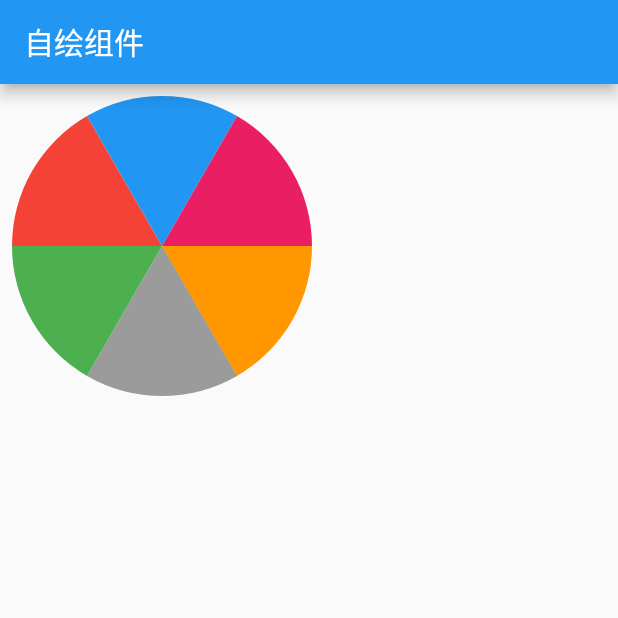
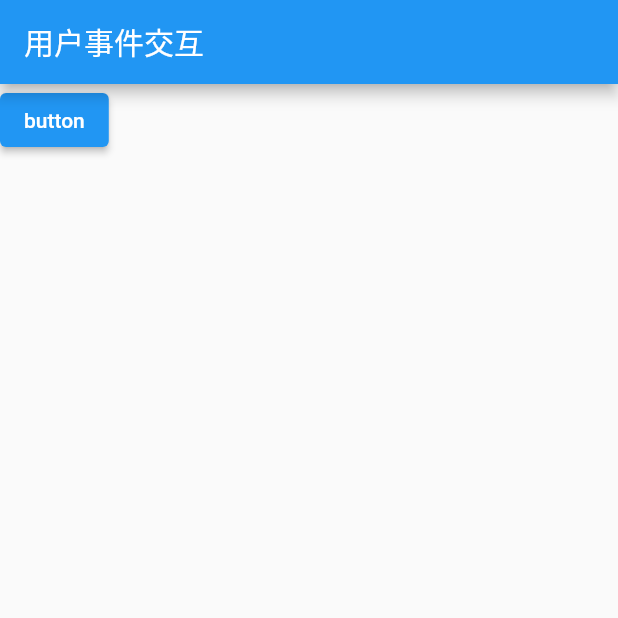
Before and after one commit to casdxz/FlutterStudy, a Flutter app: the screen it shows after launch, on a phone screen of 412 x 824 dp, the top half of it. Run offline on Flutter 3.47's test engine with Material 2 defaults, Android fonts, the light colour scheme and no system bars; our stand-ins replace flutter_custom_clippers, font_awesome_flutter.

Commit message:
feat: flutterStudy(用户事件交互)

```diff
--- a/flutter_course/lib/main.dart
+++ b/flutter_course/lib/main.dart
@@ -12,7 +12,8 @@ void main() {
         home:
         // LayoutPage(),
         // AppStorePage(),
-        PainterPage()
+        // PainterPage(),
+        EventPage()
       )
   );
 }
--- /dev/null
+++ b/flutter_course/lib/pages/event_page.dart
@@ -0,0 +1,125 @@
+
+import 'package:flutter/gestures.dart';
+import 'package:flutter/material.dart';
+
+class EventPage extends StatefulWidget {
+  const EventPage({Key? key}) : super(key: key);
+
+  @override
+  State<EventPage> createState() => _EventPageState();
+}
+
+class _EventPageState extends State<EventPage> {
+
+  double _top = 0.0;
+  double _left = 0.0;
+  @override
+  Widget build(BuildContext context) {
+    return Scaffold(
+      appBar: AppBar(
+        title: Text('用户事件交互'),
+      ),
+      // body: Listener(
+      //   child: Container(
+      //     color: Colors.red,
+      //     width: 300,
+      //     height: 300,
+      //   ),
+      //   onPointerDown: (event) => print('down $event'),
+      //   onPointerMove: (event) => print('moven $event'),
+      //   onPointerUp: (event) => print('up $event'),
+      // ),
+
+      // body: Stack(
+      //   children: [
+      //     Positioned(
+      //       top: _top,
+      //       left: _left,
+      //       child:GestureDetector(
+      //         onTap: () => print('Tap'),
+      //         onPanUpdate: (e) {
+      //           print(e.delta.dx);
+      //           // 拖动回调
+      //           setState(() {
+      //             _left += e.delta.dx;
+      //             _top += e.delta.dy;
+      //           });
+      //         },
+      //         child:Container(
+      //           color: Colors.red,
+      //             width: 100,
+      //             height: 100,
+      //         ),
+      //       ),
+      //     ),
+      //   ],
+      // ),
+      //
+      // body: GestureDetector(
+      //   onTap: () => print('Parent Tapped'),
+      //   child: Container(
+      //     color: Colors.blue,
+      //     child: Center(
+      //       child: GestureDetector(
+      //         onTap: () => print('Child Tapped'),
+      //         child: Container(
+      //           color: Colors.yellow,
+      //           width: 200,
+      //           height: 200,
+      //         ),
+      //       ),
+      //     ),
+      //   ),
+      // ),
+
+
+      // body: RawGestureDetector(
+      //   gestures: {
+      //     // 建立手势识别器和手势识别工厂类的映射关系
+      //     MultiTapGestureRecognizer : GestureRecognizerFactoryWithHandlers<MultiTapGestureRecognizer>(
+      //         () => MultiTapGestureRecognizer(),
+      //             (MultiTapGestureRecognizer instance) {
+      //               instance.onTap = () => print('Parent Tapped');
+      //         }
+      //     )
+      //   },
+      //   child: Container(
+      //     color: Colors.pink,
+      //     child: Center(
+      //       child: GestureDetector(
+      //         onTap: () {
+      //           print("child Tapped");
+      //         },
+      //         child: Container(
+      //           color: Colors.blue,
+      //           width: 200,
+      //           height: 200,
+      //         ),
+      //       ),
+      //     ),
+      //   ),
+      // ),
+
+    body: GestureDetector(
+      onDoubleTap: () {
+        print("onDoubleTap ");
+      },
+      child: Container(
+        child: ElevatedButton(
+          onPressed: () => print('button onPressed'),
+          child: Text(
+            "button"
+          ),
+        ),
+      ),
+    ),
+    );
+  }
+}
+// 自定义手势识别器
+class MultiTapGestureRecognizer extends TapGestureRecognizer{
+  @override
+  void rejectGesture(int pointer) {
+    acceptGesture(pointer); //手动把自己复活
+  }
+}
```
